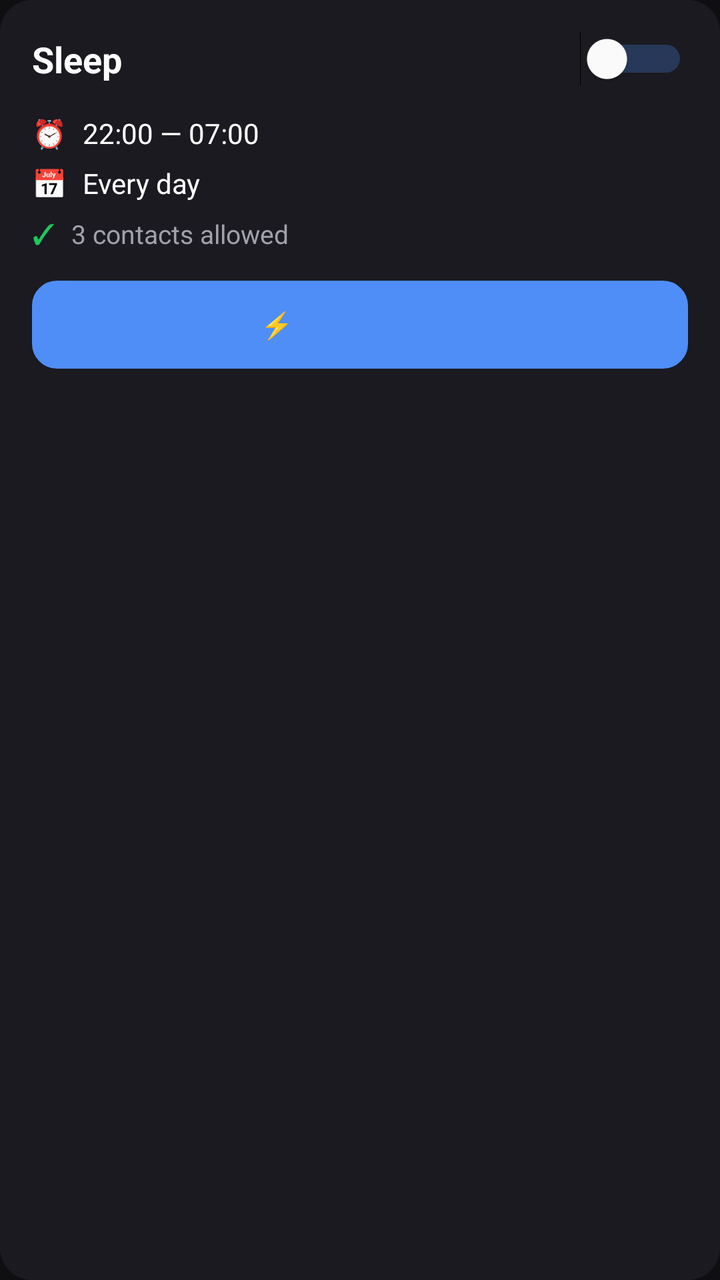
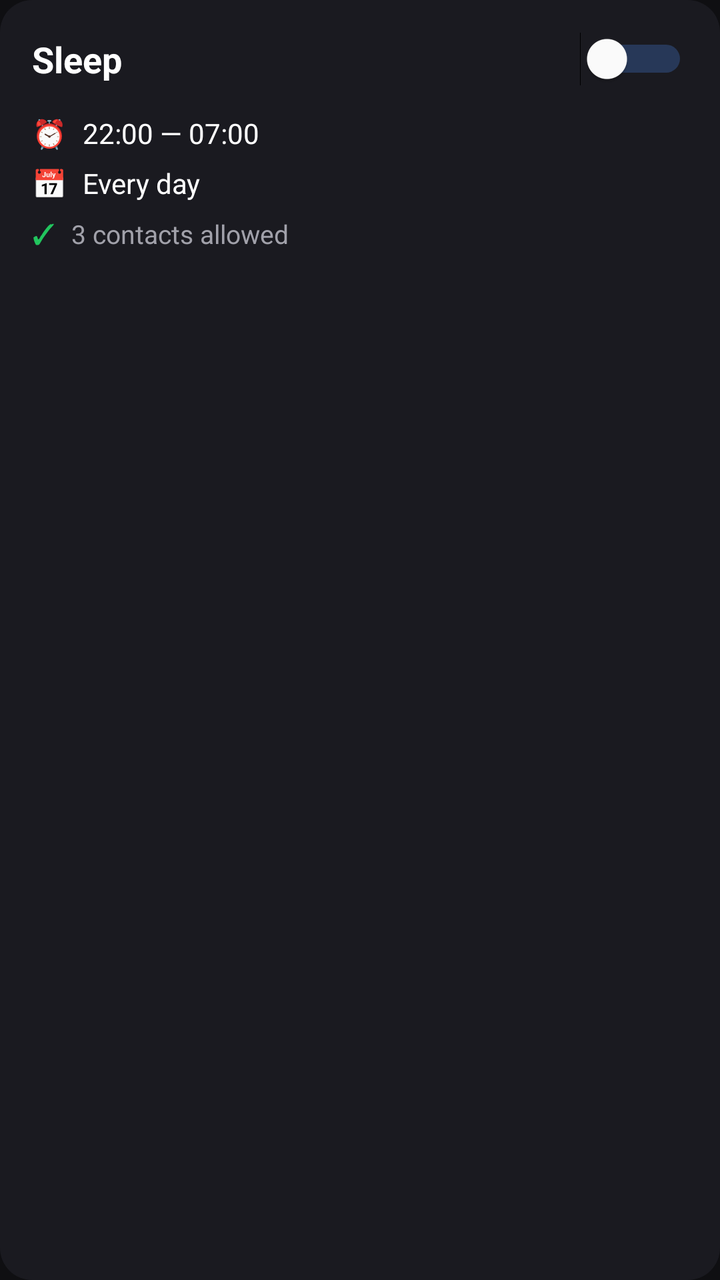

Two renders of the same Android screen: before a commit and after it. Below are the layout's source before the change and the commit's diff.
<!-- AndroidManifest.xml: application theme Theme.CallFilter -->
<!-- res/layout/schedule_tile.xml -->
<?xml version="1.0" encoding="utf-8"?>
<LinearLayout xmlns:android="http://schemas.android.com/apk/res/android"
    android:layout_width="match_parent" android:layout_height="wrap_content"
    android:orientation="vertical" android:background="@drawable/card_bg"
    android:padding="16dp" android:layout_marginBottom="12dp">
    <LinearLayout android:layout_width="match_parent" android:layout_height="wrap_content"
        android:orientation="horizontal" android:gravity="center_vertical">
        <LinearLayout android:layout_width="0dp" android:layout_weight="1"
            android:layout_height="wrap_content" android:orientation="vertical">
            <TextView android:id="@+id/scheduleName"
                android:layout_width="wrap_content" android:layout_height="wrap_content"
                android:text="Sleep" android:textSize="18sp" android:textStyle="bold"
                android:textColor="@color/text"/>
            <TextView android:id="@+id/scheduleStatus"
                android:layout_width="wrap_content" android:layout_height="wrap_content"
                android:text="ACTIVE NOW" android:textSize="10sp" android:textStyle="bold"
                android:textColor="@color/white" android:background="@drawable/badge_accept"
                android:paddingStart="8dp" android:paddingEnd="8dp"
                android:paddingTop="2dp" android:paddingBottom="2dp"
                android:layout_marginTop="4dp" android:visibility="gone"/>
        </LinearLayout>
        <Switch android:id="@+id/scheduleSwitch"
            android:layout_width="wrap_content" android:layout_height="wrap_content"
            android:thumbTint="@color/text" android:trackTint="@color/accent"/>
    </LinearLayout>
    <LinearLayout android:layout_width="match_parent" android:layout_height="wrap_content"
        android:orientation="horizontal" android:layout_marginTop="14dp">
        <TextView android:layout_width="wrap_content" android:layout_height="wrap_content"
            android:text="⏰" android:textSize="14sp" android:layout_marginEnd="8dp"/>
        <TextView android:id="@+id/scheduleWindow"
            android:layout_width="0dp" android:layout_weight="1"
            android:layout_height="wrap_content" android:text="22:00 — 07:00"
            android:textSize="14sp" android:textColor="@color/text"/>
    </LinearLayout>
    <LinearLayout android:layout_width="match_parent" android:layout_height="wrap_content"
        android:orientation="horizontal" android:layout_marginTop="6dp">
        <TextView android:layout_width="wrap_content" android:layout_height="wrap_content"
            android:text="📅" android:textSize="14sp" android:layout_marginEnd="8dp"/>
        <TextView android:id="@+id/scheduleDays"
            android:layout_width="0dp" android:layout_weight="1"
            android:layout_height="wrap_content" android:text="Every day"
            android:textSize="14sp" android:textColor="@color/text"/>
    </LinearLayout>
    <LinearLayout android:layout_width="match_parent" android:layout_height="wrap_content"
        android:orientation="horizontal" android:layout_marginTop="6dp">
        <TextView android:layout_width="wrap_content" android:layout_height="wrap_content"
            android:text="✓" android:textSize="14sp" android:textColor="@color/accept"
            android:layout_marginEnd="8dp"/>
        <TextView android:id="@+id/scheduleAllow"
            android:layout_width="0dp" android:layout_weight="1"
            android:layout_height="wrap_content" android:text="3 contacts allowed"
            android:textSize="13sp" android:textColor="@color/subtext"/>
    </LinearLayout>
    <Button android:id="@+id/btnQuickActivate"
        android:layout_width="match_parent" android:layout_height="44dp"
        android:text="⚡  Activate now" android:textSize="13sp" android:textStyle="bold"
        android:textColor="@color/accent" android:background="@drawable/btn_type_inactive"
        android:layout_marginTop="14dp"/>
</LinearLayout>
<!-- resources referenced by this layout -->
<resources>
  <color name="accent">#4F8EF7</color>
  <color name="accept">#22C55E</color>
  <color name="subtext">#A1A1AA</color>
  <color name="text">#FFFFFF</color>
  <color name="white">#FFFFFF</color>
  <!-- drawable badge_accept (drawable) -->
  <?xml version="1.0" encoding="utf-8"?>
  <shape xmlns:android="http://schemas.android.com/apk/res/android" android:shape="rectangle">
      <corners android:radius="4dp"/>
      <solid android:color="#22C55E"/>
  </shape>
  <!-- drawable btn_type_inactive (drawable) -->
  <?xml version="1.0" encoding="utf-8"?>
  <shape xmlns:android="http://schemas.android.com/apk/res/android" android:shape="rectangle">
      <corners android:radius="12dp"/>
      <solid android:color="#22232A"/>
      <stroke android:width="1dp" android:color="#2D2E36"/>
  </shape>
  <!-- drawable card_bg (drawable) -->
  <?xml version="1.0" encoding="utf-8"?>
  <shape xmlns:android="http://schemas.android.com/apk/res/android" android:shape="rectangle">
      <corners android:radius="16dp"/>
      <solid android:color="#1A1A20"/>
  </shape>
  <style name="Theme.CallFilter" parent="Theme.Material3.DayNight.NoActionBar">
          <item name="android:windowBackground">@color/bg</item>
          <item name="android:statusBarColor">@color/bg</item>
          <item name="android:navigationBarColor">@color/bg</item>
          <item name="android:windowLightStatusBar">false</item>
          <item name="colorPrimary">@color/accent</item>
          <item name="colorOnPrimary">@color/white</item>
          <item name="android:textColor">@color/text</item>
      </style>
  <color name="bg">#0F0F12</color>
</resources>

<!-- the commit's change to res/layout/schedule_tile.xml (unified diff, before → after) -->
@@ -3,6 +3,7 @@
     android:layout_width="match_parent" android:layout_height="wrap_content"
     android:orientation="vertical" android:background="@drawable/card_bg"
     android:padding="16dp" android:layout_marginBottom="12dp">
+
     <LinearLayout android:layout_width="match_parent" android:layout_height="wrap_content"
         android:orientation="horizontal" android:gravity="center_vertical">
         <LinearLayout android:layout_width="0dp" android:layout_weight="1"
@@ -23,6 +24,7 @@
             android:layout_width="wrap_content" android:layout_height="wrap_content"
             android:thumbTint="@color/text" android:trackTint="@color/accent"/>
     </LinearLayout>
+
     <LinearLayout android:layout_width="match_parent" android:layout_height="wrap_content"
         android:orientation="horizontal" android:layout_marginTop="14dp">
         <TextView android:layout_width="wrap_content" android:layout_height="wrap_content"
@@ -51,9 +53,16 @@
             android:layout_height="wrap_content" android:text="3 contacts allowed"
             android:textSize="13sp" android:textColor="@color/subtext"/>
     </LinearLayout>
-    <Button android:id="@+id/btnQuickActivate"
-        android:layout_width="match_parent" android:layout_height="44dp"
-        android:text="⚡  Activate now" android:textSize="13sp" android:textStyle="bold"
-        android:textColor="@color/accent" android:background="@drawable/btn_type_inactive"
-        android:layout_marginTop="14dp"/>
+    <LinearLayout android:id="@+id/scheduleFreqRow"
+        android:layout_width="match_parent" android:layout_height="wrap_content"
+        android:orientation="horizontal" android:layout_marginTop="6dp"
+        android:visibility="gone">
+        <TextView android:layout_width="wrap_content" android:layout_height="wrap_content"
+            android:text="📞" android:textSize="14sp" android:layout_marginEnd="8dp"/>
+        <TextView android:id="@+id/scheduleFreq"
+            android:layout_width="0dp" android:layout_weight="1"
+            android:layout_height="wrap_content"
+            android:text="Bypass: 5 calls in 10 min"
+            android:textSize="13sp" android:textColor="@color/subtext"/>
+    </LinearLayout>
 </LinearLayout>
<!-- resource entries referenced after the edit -->
@@ -10,13 +10,6 @@
   <shape xmlns:android="http://schemas.android.com/apk/res/android" android:shape="rectangle">
       <corners android:radius="4dp"/>
       <solid android:color="#22C55E"/>
-  </shape>
-  <!-- drawable btn_type_inactive (drawable) -->
-  <?xml version="1.0" encoding="utf-8"?>
-  <shape xmlns:android="http://schemas.android.com/apk/res/android" android:shape="rectangle">
-      <corners android:radius="12dp"/>
-      <solid android:color="#22232A"/>
-      <stroke android:width="1dp" android:color="#2D2E36"/>
   </shape>
   <!-- drawable card_bg (drawable) -->
   <?xml version="1.0" encoding="utf-8"?>
